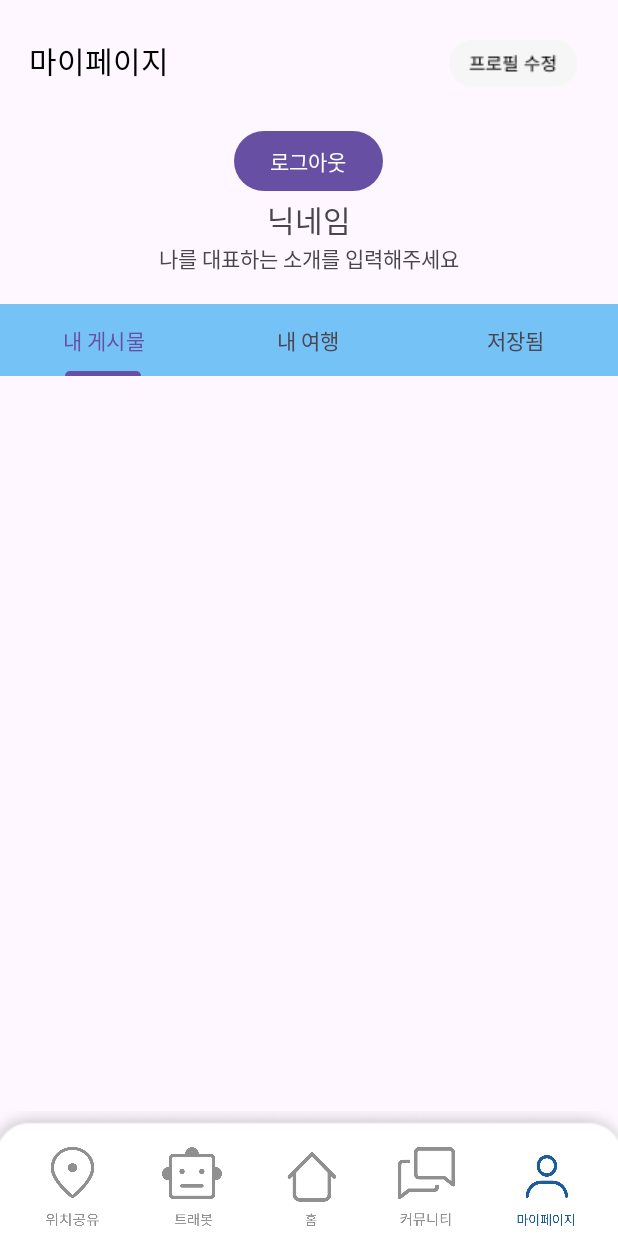
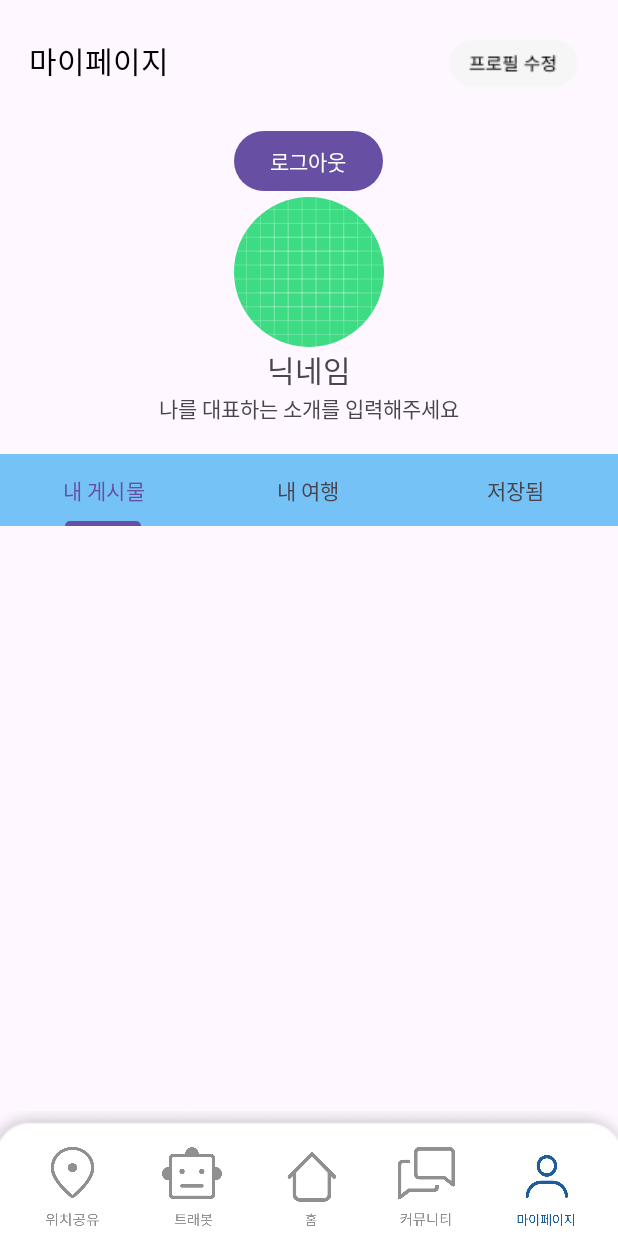
Before and after one commit to howooyeon/TravelAlone, an Android app: the Mypage_Activity screen opened directly, with no data from a screen before it, on a phone screen of 412 x 824 dp. Run offline under Robolectric (Android 15) with nearby library versions, the phone set to English and light mode, and no system bars; our stand-ins replace CircleImageView, Firebase (no records; nobody signed in at launch, a user with empty details on screens opened directly); libraries missing offline, so code that uses them is left out: com.kakao.sdk, de.hdodenhof.circleimageview.

Commit message:
fix : 프로필 수정 xml 반영

```diff
--- a/app/src/main/java/com/guru/travelalone/Mypage_Activity.kt
+++ b/app/src/main/java/com/guru/travelalone/Mypage_Activity.kt
@@ -79,7 +79,7 @@ class Mypage_Activity : AppCompatActivity() {
 
 
         //로그아웃 버튼
-        binding.logout.setOnClickListener {
+        binding.logoutbtn2.setOnClickListener {
             // Firebase 로그아웃
             FirebaseAuth.getInstance().signOut()
 
--- a/app/src/main/res/layout/activity_mypage.xml
+++ b/app/src/main/res/layout/activity_mypage.xml
@@ -55,21 +55,29 @@
                 android:gravity="center_horizontal">
 
                 <Button
-                    android:id = "@+id/logout"
+                    android:id="@+id/logoutbtn2"
                     android:layout_width="wrap_content"
                     android:layout_height="wrap_content"
-                    android:text = "로그아웃"/>
+                    android:text = "로그아웃"
+                    android:layout_gravity = "center"/>
 
-
-
-                <ImageView
-                    android:id="@+id/profile"
+                <FrameLayout
                     android:layout_width="wrap_content"
                     android:layout_height="wrap_content"
-                    android:layout_gravity="center_horizontal"
-                    tools:srcCompat="@tools:sample/avatars" />
+                    android:layout_gravity="center">
+
+                    <de.hdodenhof.circleimageview.CircleImageView
+                        android:id="@+id/kakaoPro"
+                        android:layout_width="100dp"
+                        android:layout_height="100dp"
+                        android:layout_gravity="center"
+                        android:scaleType="centerCrop"
+                        app:srcCompat="@drawable/ic_launcher_background" />
+
+                </FrameLayout>
 
                 <TextView
+                    android:id="@+id/nickname"
                     android:layout_width="match_parent"
                     android:layout_height="wrap_content"
                     android:text="닉네임"
@@ -77,6 +85,7 @@
                     android:gravity="center" />
 
                 <TextView
+                    android:id="@+id/introduction"
                     android:layout_width="match_parent"
                     android:layout_height="wrap_content"
                     android:text="나를 대표하는 소개를 입력해주세요"
@@ -211,7 +220,6 @@
                 </com.google.android.material.tabs.TabLayout>
             </androidx.constraintlayout.widget.ConstraintLayout>
 
-
         </LinearLayout>
     </ScrollView>
 
```
Also changed, not shown: app/src/main/java/com/guru/travelalone/MyProEdit_Activity.kt (+20 -1 lines), app/src/main/res/layout/activity_my_pro_edit.xml (+11 -0 lines), app/src/main/java/com/guru/travelalone/Community_Activity.kt (line endings or trailing spaces).
